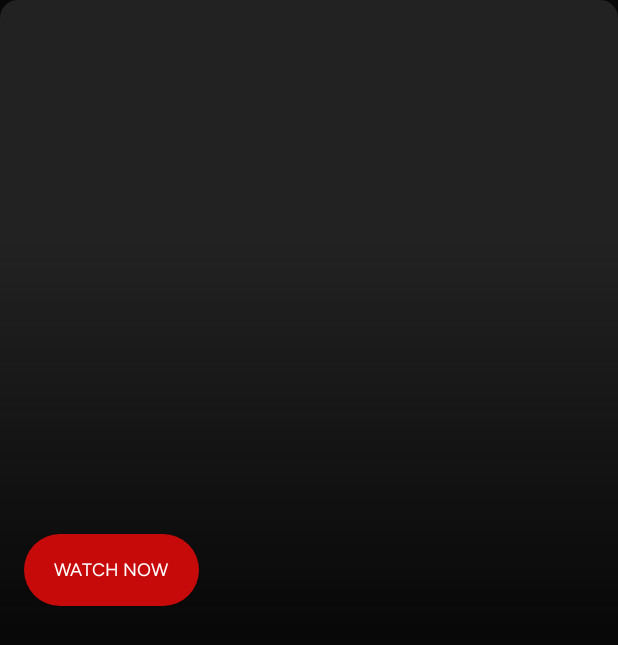
After one commit to abijith-2002/streamly-ott-app-5770, an Android app: the ContentInfoActivity screen opened directly, with no data from a screen before it, on a phone screen of 412 x 824 dp. The commit adds this screen. Shown: the top 645 px of the screen. Run offline under Robolectric (Android 15) with nearby library versions, the phone set to English and light mode, and no system bars; pictures from the network do not load.

Commit message:
Checkpoint 8 - cgfde57574

```diff
--- a/mobile_frontend/app/src/main/AndroidManifest.xml
+++ b/mobile_frontend/app/src/main/AndroidManifest.xml
@@ -22,6 +22,11 @@
             android:name=".MainActivity"
             android:exported="true"
             android:theme="@style/Theme.Streamly" />
+
+        <activity
+            android:name=".ContentInfoActivity"
+            android:exported="false"
+            android:theme="@style/Theme.Streamly" />
     </application>
 
 </manifest>
--- /dev/null
+++ b/mobile_frontend/app/src/main/kotlin/org/example/app/ContentInfoActivity.kt
@@ -0,0 +1,143 @@
+package org.example.app
+
+import android.app.Activity
+import android.os.Bundle
+import android.view.View
+import android.widget.Button
+import android.widget.ImageView
+import android.widget.ProgressBar
+import android.widget.TextView
+import android.widget.Toast
+import coil.load
+import okhttp3.Call
+import okhttp3.Callback
+import okhttp3.OkHttpClient
+import okhttp3.Request
+import okhttp3.Response
+import org.json.JSONObject
+import java.io.IOException
+
+/**
+ * PUBLIC_INTERFACE
+ * ContentInfoActivity displays details about a selected show.
+ *
+ * It expects Intent extras:
+ * - EXTRA_ID (String): The content ID used for fetching details.
+ * - EXTRA_NAME (String): The display name from the rail.
+ * - EXTRA_POSTER (String): The poster image URL to show at the top.
+ *
+ * Behavior:
+ * - Shows the poster image full-width at the top.
+ * - Overlays a bottom gradient that blends into #090808 for readability.
+ * - Fetches GET https://4b746313.api.kavia.app/api/info/{id} to load {title, description}.
+ * - Renders title/description over the gradient with Figtree font.
+ * - Provides a pill-shaped "Watch now" button (#C60A0A).
+ */
+class ContentInfoActivity : Activity() {
+
+    companion object {
+        const val EXTRA_ID = "extra_id"
+        const val EXTRA_NAME = "extra_name"
+        const val EXTRA_POSTER = "extra_poster"
+    }
+
+    private val httpClient by lazy { OkHttpClient() }
+    private val baseUrl = "https://4b746313.api.kavia.app"
+
+    private lateinit var posterImage: ImageView
+    private lateinit var titleText: TextView
+    private lateinit var descriptionText: TextView
+    private lateinit var watchNowButton: Button
+    private lateinit var progressBar: ProgressBar
+
+    // PUBLIC_INTERFACE
+    override fun onCreate(savedInstanceState: Bundle?) {
+        /** Initialize UI, load poster, and then fetch content details by id. */
+        super.onCreate(savedInstanceState)
+        // Ensure dark background to avoid white flashes
+        window.setBackgroundDrawableResource(R.color.streamly_black)
+        setContentView(R.layout.activity_content_info)
+
+        posterImage = findViewById(R.id.detailPosterImage)
+        titleText = findViewById(R.id.infoTitle)
+        descriptionText = findViewById(R.id.infoDescription)
+        watchNowButton = findViewById(R.id.watchNowButton)
+        progressBar = findViewById(R.id.infoProgress)
+
+        val id = intent.getStringExtra(EXTRA_ID).orEmpty()
+        val name = intent.getStringExtra(EXTRA_NAME).orEmpty()
+        val poster = intent.getStringExtra(EXTRA_POSTER).orEmpty()
+
+        // Load poster immediately
+        posterImage.load(poster) {
+            crossfade(true)
+            placeholder(R.drawable.poster_placeholder)
+            error(R.drawable.poster_placeholder)
+        }
+
+        // Set initial title from rail (replaced by server title if available)
+        titleText.text = name
+        descriptionText.text = "" // Will be populated after network call
+
+        // Hook up watch button (placeholder)
+        watchNowButton.setOnClickListener {
+            Toast.makeText(this, getString(R.string.watch_now), Toast.LENGTH_SHORT).show()
+        }
+
+        if (id.isNotBlank()) {
+            fetchInfo(id)
+        }
+    }
+
+    private fun fetchInfo(id: String) {
+        progressBar.visibility = View.VISIBLE
+
+        val url = "$baseUrl/api/info/$id"
+        val request = Request.Builder()
+            .url(url)
+            .get()
+            .build()
+
+        httpClient.newCall(request).enqueue(object : Callback {
+            override fun onFailure(call: Call, e: IOException) {
+                runOnUiThread {
+                    progressBar.visibility = View.GONE
+                    // Keep existing title from extras; description remains empty
+                    // Show a lightweight toast for feedback; screen is still usable.
+                    Toast.makeText(this@ContentInfoActivity, "Failed to load info.", Toast.LENGTH_SHORT).show()
+                }
+            }
+
+            override fun onResponse(call: Call, response: Response) {
+                val bodyString = response.body?.string().orEmpty()
+                if (!response.isSuccessful || bodyString.isBlank()) {
+                    runOnUiThread {
+                        progressBar.visibility = View.GONE
+                        Toast.makeText(this@ContentInfoActivity, "Failed to load info.", Toast.LENGTH_SHORT).show()
+                    }
+                    return
+                }
+                try {
+                    val obj = JSONObject(bodyString)
+                    val title = obj.optString("title")
+                    val description = obj.optString("description")
+
+                    runOnUiThread {
+                        progressBar.visibility = View.GONE
+                        if (!title.isNullOrBlank()) {
+                            titleText.text = title
+                        }
+                        if (!description.isNullOrBlank()) {
+                            descriptionText.text = description
+                        }
+                    }
+                } catch (_: Exception) {
+                    runOnUiThread {
+                        progressBar.visibility = View.GONE
+                        Toast.makeText(this@ContentInfoActivity, "Failed to parse info.", Toast.LENGTH_SHORT).show()
+                    }
+                }
+            }
+        })
+    }
+}
--- a/mobile_frontend/app/src/main/kotlin/org/example/app/MainActivity.kt
+++ b/mobile_frontend/app/src/main/kotlin/org/example/app/MainActivity.kt
@@ -1,6 +1,7 @@
 package org.example.app
 
 import android.app.Activity
+import android.content.Intent
 import android.os.Bundle
 import android.view.View
 import android.widget.Button
@@ -177,11 +178,24 @@ class MainActivity : Activity() {
 
     private fun setupPosterRail(recyclerView: RecyclerView, spacingPx: Int): PosterAdapter {
         recyclerView.layoutManager = LinearLayoutManager(this, LinearLayoutManager.HORIZONTAL, false)
-        val adapter = PosterAdapter(emptyList())
+        val adapter = PosterAdapter(emptyList(), onItemClick = { item ->
+            openContentInfo(item)
+        })
         recyclerView.adapter = adapter
         recyclerView.addItemDecoration(HorizontalSpaceItemDecoration(spacingPx))
         recyclerView.setHasFixedSize(true)
         return adapter
+    }
+
+    private fun openContentInfo(item: PosterItem) {
+        val intent = Intent(this, ContentInfoActivity::class.java).apply {
+            putExtra(ContentInfoActivity.EXTRA_ID, item.id)
+            putExtra(ContentInfoActivity.EXTRA_NAME, item.name)
+            putExtra(ContentInfoActivity.EXTRA_POSTER, item.poster)
+        }
+        startActivity(intent)
+        // Use a subtle fade transition
+        overridePendingTransition(android.R.anim.fade_in, android.R.anim.fade_out)
     }
 
     private fun fetchAllRails() {
--- a/mobile_frontend/app/src/main/kotlin/org/example/app/PosterAdapter.kt
+++ b/mobile_frontend/app/src/main/kotlin/org/example/app/PosterAdapter.kt
@@ -15,7 +15,8 @@ import coil.load
  * across rails with the same corner radius as the hero banner.
  */
 class PosterAdapter(
-    private var items: List<PosterItem> = emptyList()
+    private var items: List<PosterItem> = emptyList(),
+    private val onItemClick: ((PosterItem) -> Unit)? = null
 ) : RecyclerView.Adapter<PosterAdapter.PosterViewHolder>() {
 
     /** ViewHolder for poster item. */
@@ -40,9 +41,13 @@ class PosterAdapter(
             placeholder(R.drawable.poster_placeholder)
             error(R.drawable.poster_placeholder)
         }
-        // We keep this adapter simple (no title under the image).
-        // If needed later, we can add overlay title support with accessibility contentDescription.
+        // Accessibility: set description to the item's name
         holder.image.contentDescription = item.name
+
+        // Handle clicks: navigate to ContentInfoActivity via host-provided callback
+        holder.itemView.setOnClickListener {
+            onItemClick?.invoke(item)
+        }
     }
 
     // PUBLIC_INTERFACE
--- /dev/null
+++ b/mobile_frontend/app/src/main/res/drawable/bottom_gradient_overlay.xml
@@ -0,0 +1,8 @@
+<?xml version="1.0" encoding="utf-8"?>
+<shape xmlns:android="http://schemas.android.com/apk/res/android" android:shape="rectangle">
+    <gradient
+        android:type="linear"
+        android:angle="270"
+        android:startColor="#00000000"
+        android:endColor="#FF090808" />
+</shape>
--- /dev/null
+++ b/mobile_frontend/app/src/main/res/drawable/btn_watch_now_background.xml
@@ -0,0 +1,5 @@
+<?xml version="1.0" encoding="utf-8"?>
+<shape xmlns:android="http://schemas.android.com/apk/res/android" android:shape="rectangle">
+    <corners android:radius="24dp" />
+    <solid android:color="#C60A0A" />
+</shape>
--- /dev/null
+++ b/mobile_frontend/app/src/main/res/layout/activity_content_info.xml
@@ -0,0 +1,105 @@
+<?xml version="1.0" encoding="utf-8"?>
+<RelativeLayout xmlns:android="http://schemas.android.com/apk/res/android"
+    android:id="@+id/rootContentInfo"
+    android:layout_width="match_parent"
+    android:layout_height="match_parent"
+    android:background="@color/streamly_black">
+
+    <!-- Header with poster image and gradient/text overlay -->
+    <FrameLayout
+        android:id="@+id/headerContainer"
+        android:layout_width="match_parent"
+        android:layout_height="420dp">
+
+        <ImageView
+            android:id="@+id/detailPosterImage"
+            android:layout_width="match_parent"
+            android:layout_height="match_parent"
+            android:adjustViewBounds="true"
+            android:scaleType="centerCrop"
+            android:contentDescription="@string/poster_content_desc"
+            android:src="@drawable/poster_placeholder" />
+
+        <!-- Bottom gradient overlay blending into #090808 -->
+        <View
+            android:id="@+id/gradientOverlay"
+            android:layout_width="match_parent"
+            android:layout_height="260dp"
+            android:layout_gravity="bottom"
+            android:background="@drawable/bottom_gradient_overlay" />
+
+        <!-- Text + CTA overlayed over the gradient, anchored to bottom -->
+        <LinearLayout
+            android:id="@+id/overlayContent"
+            android:layout_width="match_parent"
+            android:layout_height="wrap_content"
+            android:layout_gravity="bottom"
+            android:orientation="vertical"
+            android:paddingStart="16dp"
+            android:paddingEnd="16dp"
+            android:paddingBottom="16dp">
+
+            <TextView
+                android:id="@+id/infoTitle"
+                style="@style/TextAppearance.Figtree.Headline"
+                android:layout_width="match_parent"
+                android:layout_height="wrap_content"
+                android:textColor="@color/streamly_on_surface"
+                android:maxLines="2"
+                android:ellipsize="end"
+                android:text="" />
+
+            <TextView
+                android:id="@+id/infoDescription"
+                style="@style/TextAppearance.Figtree.Body"
+                android:layout_width="match_parent"
+                android:layout_height="wrap_content"
+                android:layout_marginTop="6dp"
+                android:textColor="@color/streamly_on_surface"
+                android:maxLines="3"
+                android:ellipsize="end"
+                android:text="" />
+
+            <Button
+                android:id="@+id/watchNowButton"
+                style="@style/TextAppearance.Figtree.Label"
+                android:layout_width="wrap_content"
+                android:layout_height="wrap_content"
+                android:layout_marginTop="12dp"
+                android:text="@string/watch_now"
+                android:textColor="@color/streamly_on_surface"
+                android:background="@drawable/btn_watch_now_background"
+                android:paddingStart="20dp"
+                android:paddingEnd="20dp"
+                android:paddingTop="10dp"
+                android:paddingBottom="10dp" />
+        </LinearLayout>
+
+        <ProgressBar
+            android:id="@+id/infoProgress"
+            style="?android:attr/progressBarStyleLarge"
+            android:layout_width="48dp"
+            android:layout_height="48dp"
+            android:layout_gravity="center"
+            android:visibility="gone" />
+    </FrameLayout>
+
+    <!-- Optional spacer below header to allow simple scrolling; can be omitted if not needed -->
+    <ScrollView
+        android:id="@+id/extraContentScroll"
+        android:layout_below="@id/headerContainer"
+        android:layout_width="match_parent"
+        android:layout_height="match_parent"
+        android:overScrollMode="never">
+
+        <LinearLayout
+            android:id="@+id/extraContent"
+            android:layout_width="match_parent"
+            android:layout_height="wrap_content"
+            android:orientation="vertical"
+            android:padding="16dp">
+            <!-- Placeholder for future sections (seasons, episodes) -->
+        </LinearLayout>
+    </ScrollView>
+
+</RelativeLayout>
--- a/mobile_frontend/app/src/main/res/values/strings.xml
+++ b/mobile_frontend/app/src/main/res/values/strings.xml
@@ -23,4 +23,7 @@
 
     <!-- Poster content description -->
     <string name="poster_content_desc">Poster</string>
+
+    <!-- Content Info CTA -->
+    <string name="watch_now">Watch now</string>
 </resources>
```
Also changed, not shown: 10 other files.
